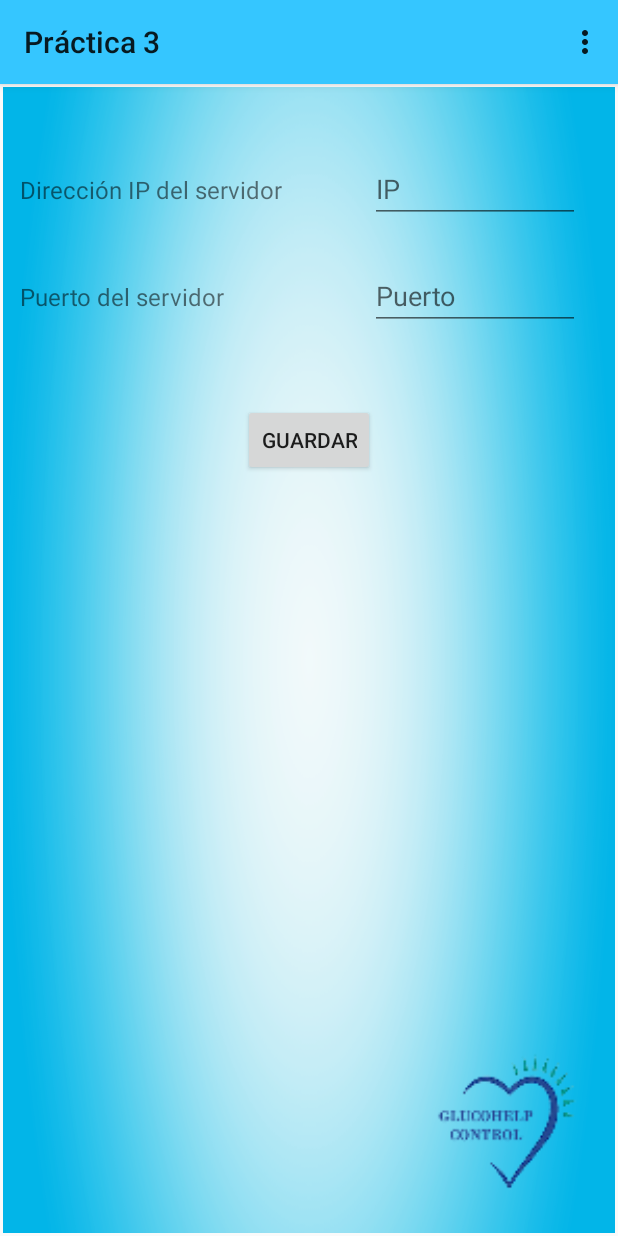
After one commit to Ajoleon/sm1617_g02_p3, an Android app: the fragment Configuracion placed in its activity, on a phone screen of 412 x 824 dp. The commit adds this screen. Run offline under Robolectric (Android 15) with nearby library versions, the phone set to English and light mode, and no system bars.

Commit message:
Opción para cambiar la configuración de la ip y puerto
Se guarda IP y puerto en un archivo

```diff
--- a/practica3/app/src/main/java/git/ujaen/es/practica2/AuthFragment.java
+++ b/practica3/app/src/main/java/git/ujaen/es/practica2/AuthFragment.java
@@ -141,6 +141,7 @@ public class AuthFragment extends Fragment {
                 mAutentica.setmUser(mEditUser.getEditableText().toString());
                 mAutentica.setmPass(mEditPass.getEditableText().toString());
 
+
                 //Los redibuja en el fragmento
                 mEditUser.setText(mAutentica.getmUser());
                 mEditPass.setText(mAutentica.getmPass());
@@ -151,7 +152,7 @@ public class AuthFragment extends Fragment {
                 //Si está online
                 if(online) {
                     //Llamo a la tarea asíncrona para el socket
-                    Autenticar aut = new Autenticar();
+                    Autenticar aut = new Autenticar(getContext());
 
                     try {
                         //Almaceno los parámetros en un objeto de la clase autentication
--- /dev/null
+++ b/practica3/app/src/main/java/git/ujaen/es/practica2/Configuracion.java
@@ -0,0 +1,151 @@
+package git.ujaen.es.practica2;
+
+import android.app.Fragment;
+import android.os.Build;
+import android.os.Bundle;
+import android.view.LayoutInflater;
+import android.view.View;
+import android.view.ViewGroup;
+import android.widget.Button;
+import android.widget.EditText;
+import android.widget.Toast;
+
+import java.io.BufferedReader;
+import java.io.FileNotFoundException;
+import java.io.IOException;
+import java.io.InputStreamReader;
+import java.io.OutputStreamWriter;
+import java.util.Objects;
+
+import static android.content.Context.MODE_PRIVATE;
+
+/**
+ * Created by Pablo on 29/12/2016.
+ */
+
+public class Configuracion extends android.support.v4.app.Fragment {
+    //Inicialización de los parámetros del bundle
+    private static final String ARG_PARAM1 = "param1";
+    private static final String ARG_PARAM2 = "param2";
+
+    private String direccion = "";
+    private String puerto = "";
+
+    private EditText mdireccion = null;
+    private EditText mpuerto = null;
+
+
+    public static Configuracion newInstance(String dir, String num){
+        Configuracion fragment = new Configuracion();
+
+        //Llamo a la clase Bundle
+        Bundle args = new Bundle();
+
+        //Establezco los parámetros del Bundle en usuario y contraseña
+        args.putString(ARG_PARAM1, dir);
+        args.putString(ARG_PARAM2, num);
+
+        //Establezco el usuario y contraseña en el fragmento
+        fragment.setArguments(args);
+
+        return fragment;
+    }
+
+    @Override
+    public void onCreate(Bundle savedInstanceState) {
+        super.onCreate(savedInstanceState);
+
+        //Si no hay parámetros
+        if(savedInstanceState==null) {
+            //Si no hay parámetros en el fragmento
+            if (getArguments() != null) {
+
+                //Establezco los valores predeterminados en los edittext
+                direccion = getArguments().getString(ARG_PARAM1);
+                puerto = getArguments().getString(ARG_PARAM2);
+                //Establezco los valores predeterminados en el objeto de la clase autentication
+
+
+            }
+        }
+    }
+
+    @Override
+    public View onCreateView(LayoutInflater inflater, ViewGroup container, Bundle savedInstanceState) {
+        //Si hay valores en el Bundle
+        if(savedInstanceState!=null){
+            //Se establecen en la clase autentication. Permite guardar parámetros en un cambio de configuración
+            direccion = savedInstanceState.getString(ARG_PARAM1);
+            puerto = savedInstanceState.getString(ARG_PARAM2);
+        }
+
+        //Infla  el contenedor con el fragmento de explicación
+        final View fragmento = inflater.inflate(R.layout.fragment_configuration, container, false);
+
+        redibuja(fragmento);
+
+        //Botón con el método al que se llama al pulsar.
+        Button boton = (Button) fragmento.findViewById(R.id.test_button);
+        boton.setOnClickListener(new View.OnClickListener() {
+            @Override
+            public void onClick(View v) {
+
+                //Obtiene los valores que hay en los campos de EditText
+                mdireccion = (EditText) fragmento.findViewById(R.id.ip);
+                mpuerto = (EditText) fragmento.findViewById(R.id.puerto);
+
+                //Los establece en la clase autentication
+                direccion = mdireccion.getEditableText().toString();
+                puerto = mpuerto.getEditableText().toString();
+
+                //Los redibuja en el fragmento
+                mdireccion.setText(direccion);
+                mpuerto.setText(puerto);
+
+                String texto = direccion +" "+ puerto;
+                System.out.println(texto);
+
+                try
+                {
+                    OutputStreamWriter fout=
+                            new OutputStreamWriter(
+                                    getContext().openFileOutput("configuracion", MODE_PRIVATE));
+                    fout.write(texto);
+                    fout.close();
+                    Toast.makeText(getActivity(), "Configuración cambiada", Toast.LENGTH_SHORT).show();
+                }catch(IOException e){
+                    System.out.println("Error al escribir fichero a memoria interna");
+                }
+            }
+        });
+        //Devuelvo la vista
+        return fragmento;
+    }
+
+    private void redibuja(View fragmento){
+        //Obtiene los valores que hay en los campos de EditText
+        mdireccion = (EditText) fragmento.findViewById(R.id.ip);
+        mpuerto = (EditText) fragmento.findViewById(R.id.puerto);
+
+        //Cuando pierde el foco, actualiza la variable
+        mdireccion.setOnFocusChangeListener(new View.OnFocusChangeListener() {
+            @Override
+            public void onFocusChange(View v, boolean hasFocus) {
+                direccion = mdireccion.getEditableText().toString();
+            }
+        });
+        mpuerto.setOnFocusChangeListener(new View.OnFocusChangeListener() {
+            @Override
+            public void onFocusChange(View v, boolean hasFocus) {
+                puerto = mpuerto.getEditableText().toString();
+            }
+        });
+
+        //Los redibuja en el fragmento
+        mdireccion.setText(direccion);
+        mpuerto.setText(puerto);
+
+    }
+
+
+}
--- /dev/null
+++ b/practica3/app/src/main/res/layout-land/fragment_configuration.xml
@@ -0,0 +1,73 @@
+<?xml version="1.0" encoding="utf-8"?>
+<RelativeLayout xmlns:android="http://schemas.android.com/apk/res/android"
+    xmlns:tools="http://schemas.android.com/tools"
+    android:layout_width="match_parent"
+    android:layout_height="match_parent"
+    xmlns:app="http://schemas.android.com/apk/res-auto">
+
+
+    <ImageView
+        android:layout_width="100dp"
+        android:layout_height="100dp"
+        app:srcCompat="@drawable/logo2"
+        android:id="@+id/imageView"
+        android:layout_marginBottom="23dp"
+        android:layout_alignParentBottom="true"
+        android:layout_alignParentEnd="true"
+        android:layout_marginEnd="23dp"
+        tools:ignore="ContentDescription" />
+
+    <TextView
+        android:text="@string/ip"
+        android:layout_height="wrap_content"
+        android:id="@+id/textView1"
+        android:textSize="16sp"
+        android:layout_width="180dp"
+        android:layout_alignParentTop="true"
+        android:layout_alignStart="@+id/textView"
+        android:layout_marginTop="57dp" />
+
+    <EditText
+        android:layout_height="wrap_content"
+        android:id="@+id/puerto"
+        android:hint="Puerto"
+        android:inputType="number"
+        tools:ignore="HardcodedText"
+        android:layout_width="140dp"
+        android:layout_marginTop="26dp"
+        android:layout_below="@+id/ip"
+        android:layout_alignStart="@+id/ip" />
+
+    <Button
+        android:text="@string/guardar"
+        android:layout_width="wrap_content"
+        android:layout_height="wrap_content"
+        android:id="@+id/test_button"
+        android:onClick="Ontest"
+        android:layout_below="@+id/puerto"
+        android:layout_centerHorizontal="true"
+        android:layout_marginTop="49dp" />
+
+    <TextView
+        android:text="@string/puerto"
+        android:layout_height="wrap_content"
+        android:id="@+id/textView"
+        android:textSize="16sp"
+        android:layout_width="180dp"
+        android:layout_alignBaseline="@+id/puerto"
+        android:layout_alignBottom="@+id/puerto"
+        android:layout_alignEnd="@+id/test_button"
+        android:layout_marginEnd="69dp" />
+
+    <EditText
+        android:layout_height="wrap_content"
+        android:id="@+id/ip"
+        android:hint="IP"
+        android:inputType="text"
+        tools:ignore="HardcodedText"
+        android:layout_width="140dp"
+        android:layout_alignBaseline="@+id/textView1"
+        android:layout_alignBottom="@+id/textView1"
+        android:layout_toEndOf="@+id/test_button"
+        android:layout_marginStart="29dp" />
+</RelativeLayout>
--- /dev/null
+++ b/practica3/app/src/main/res/layout/fragment_configuration.xml
@@ -0,0 +1,72 @@
+<?xml version="1.0" encoding="utf-8"?>
+<RelativeLayout xmlns:android="http://schemas.android.com/apk/res/android"
+    xmlns:tools="http://schemas.android.com/tools"
+    android:layout_width="match_parent"
+    android:layout_height="match_parent"
+    xmlns:app="http://schemas.android.com/apk/res-auto">
+
+
+    <ImageView
+        android:layout_width="100dp"
+        android:layout_height="100dp"
+        app:srcCompat="@drawable/logo2"
+        android:id="@+id/imageView"
+        android:layout_marginBottom="23dp"
+        android:layout_alignParentBottom="true"
+        android:layout_alignParentEnd="true"
+        android:layout_marginEnd="23dp"
+        tools:ignore="ContentDescription" />
+
+    <TextView
+        android:text="@string/ip"
+        android:layout_height="wrap_content"
+        android:id="@+id/textView1"
+        android:textSize="16sp"
+        android:layout_width="180dp"
+        android:layout_alignParentTop="true"
+        android:layout_alignStart="@+id/textView"
+        android:layout_marginTop="57dp" />
+
+    <EditText
+        android:layout_height="wrap_content"
+        android:id="@+id/ip"
+        android:hint="IP"
+        android:inputType="text"
+        tools:ignore="HardcodedText"
+        android:layout_width="140dp"
+        android:layout_alignBaseline="@+id/textView1"
+        android:layout_alignBottom="@+id/textView1"
+        android:layout_alignEnd="@+id/imageView" />
+
+    <TextView
+        android:text="@string/puerto"
+        android:layout_height="wrap_content"
+        android:id="@+id/textView"
+        android:textSize="16sp"
+        android:layout_width="180dp"
+        android:layout_marginStart="11dp"
+        android:layout_alignBaseline="@+id/puerto"
+        android:layout_alignBottom="@+id/puerto"
+        android:layout_alignParentStart="true" />
+
+    <EditText
+        android:layout_height="wrap_content"
+        android:id="@+id/puerto"
+        android:hint="Puerto"
+        android:inputType="number"
+        tools:ignore="HardcodedText"
+        android:layout_width="140dp"
+        android:layout_marginTop="26dp"
+        android:layout_below="@+id/ip"
+        android:layout_alignStart="@+id/ip" />
+
+    <Button
+        android:text="@string/guardar"
+        android:layout_width="wrap_content"
+        android:layout_height="wrap_content"
+        android:id="@+id/test_button"
+        android:onClick="Ontest"
+        android:layout_below="@+id/puerto"
+        android:layout_centerHorizontal="true"
+        android:layout_marginTop="49dp" />
+</RelativeLayout>
--- a/practica3/app/src/main/res/menu/main_menu.xml
+++ b/practica3/app/src/main/res/menu/main_menu.xml
@@ -4,4 +4,6 @@
 
     <item android:title="@string/main_menu_help_string"
         android:id="@+id/main_menu_help" />
+    <item android:title="@string/main_menu_configuration_string"
+        android:id="@+id/main_menu_configuration" />
 </menu>
--- a/practica3/app/src/main/res/values/strings.xml
+++ b/practica3/app/src/main/res/values/strings.xml
@@ -14,6 +14,13 @@
     <string name="main_description">Práctica realizada para la asignatura <i>Servicios Moviles</i> del grado de Ingenieria Telemática de la Universidad de Jaén</string>
     <string name="explanation">Esta es una explicación detallada de la práctica</string>
     <string name="main_menu_help_string">Acerca de ...</string>
+    <string name="main_menu_configuration_string">Configuración</string>
+
+    <!--fragment_configuration-->
+    <string name="ip">Dirección IP del servidor</string>
+    <string name="puerto">Puerto del servidor</string>
+
+
     <string name="measure">Valor de glucosa</string>
     <string name="timeslot">Tramo horario</string>
     <string name="before_breakfast">Ayuno</string>
@@ -22,6 +29,7 @@
     <string name="before_dinner">Merienda</string>
     <string name="dinner">Cena</string>
     <string name="enviar">Enviar</string>
+    <string name="guardar">Guardar</string>
 
     <!--Array del Spinner-->
     <string-array name="franjas">
```
Also changed, not shown: practica3/app/src/main/java/git/ujaen/es/practica2/Autenticar.java (+36 -4 lines), practica3/app/src/main/java/git/ujaen/es/practica2/Main2Activity.java (+47 -0 lines), practica3/app/src/main/java/git/ujaen/es/practica2/MainActivity.java (+52 -1 lines), practica3/app/src/main/java/git/ujaen/es/practica2/PasoParam.java (+30 -1 lines).
